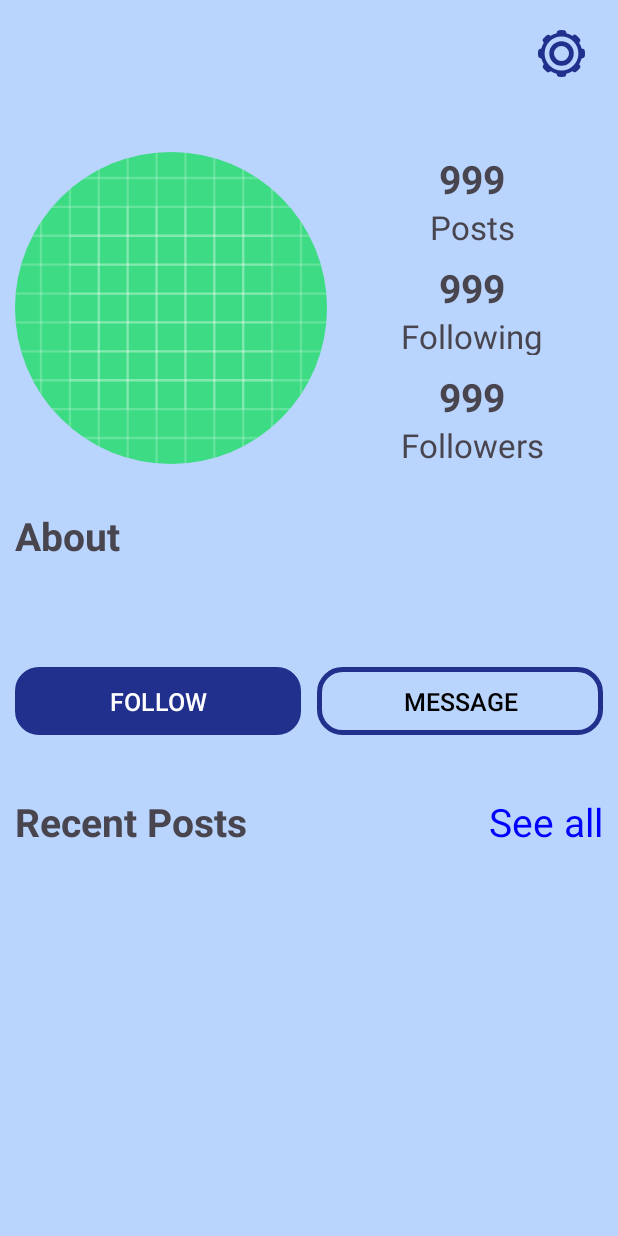
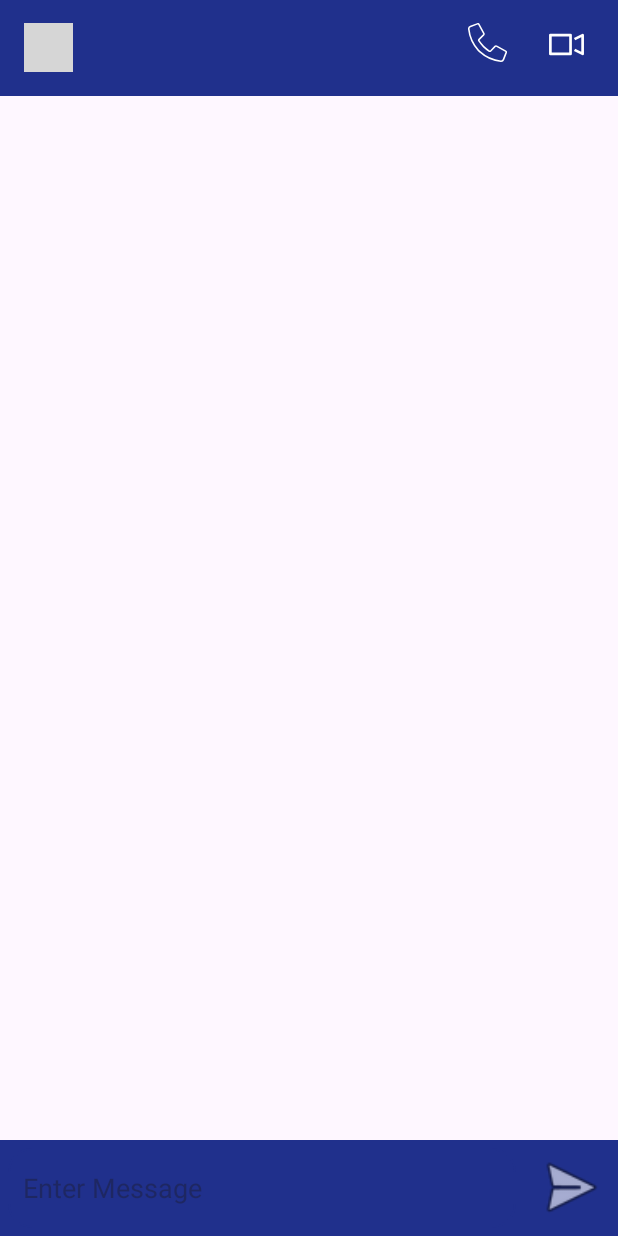
Before and after one commit to Ananad-Bhatt/Whisper, an Android app: the UserProfileActivity screen opened directly, with no data from a screen before it, after a tap on "MESSAGE", on a phone screen of 412 x 824 dp. Run offline under Robolectric (Android 15) with nearby library versions, the phone set to English and light mode, and no system bars; our stand-ins replace CircleImageView, Firebase (no records; nobody signed in at launch, a user with empty details on screens opened directly), sdp/ssp sizes; pictures from the network do not load; 3 statements that could not run were skipped; grey boxes are pictures that could not be loaded.

Commit message:
Create Chat UI

```diff
--- a/app/src/main/AndroidManifest.xml
+++ b/app/src/main/AndroidManifest.xml
@@ -22,6 +22,9 @@
         android:supportsRtl="true"
         android:theme="@style/Theme.Whisper"
         tools:targetApi="31">
+        <activity
+            android:name=".ChatActivity"
+            android:exported="false" />
         <activity
             android:name=".UserProfileActivity"
             android:exported="false" />
--- a/app/src/main/java/adapters/ChatRecyclerViewAdapter.kt
+++ b/app/src/main/java/adapters/ChatRecyclerViewAdapter.kt
@@ -6,10 +6,10 @@ import android.view.ViewGroup
 import android.widget.ImageView
 import android.widget.TextView
 import androidx.recyclerview.widget.RecyclerView
-import models.ChatModel
+import models.ChatRecyclerModel
 import project.social.whisper.R
 
-class ChatRecyclerViewAdapter(private val usersList:ArrayList<ChatModel>) :
+class ChatRecyclerViewAdapter(private val usersList:ArrayList<ChatRecyclerModel>) :
     RecyclerView.Adapter<ChatRecyclerViewAdapter.ChatViewHolder>() {
 
     override fun onCreateViewHolder(parent: ViewGroup, viewType: Int): ChatViewHolder {
--- a/app/src/main/java/adapters/DatabaseAdapter.kt
+++ b/app/src/main/java/adapters/DatabaseAdapter.kt
@@ -18,6 +18,7 @@ class DatabaseAdapter {
         //DB tables
         var usersTable = Firebase.database.getReference("USERS")
         var userDetailsTable = Firebase.database.getReference("USER_DETAILS")
+        var chatTable = Firebase.database.getReference("CHATS")
 
         //Storage
         var userImage = FirebaseStorage.getInstance().getReference("USER_IMAGES")
--- a/app/src/main/java/fragments/ChatCurrentFragment.kt
+++ b/app/src/main/java/fragments/ChatCurrentFragment.kt
@@ -6,9 +6,8 @@ import androidx.fragment.app.Fragment
 import android.view.LayoutInflater
 import android.view.View
 import android.view.ViewGroup
-import android.widget.Toast
 import androidx.recyclerview.widget.LinearLayoutManager
-import models.ChatModel
+import models.ChatRecyclerModel
 import project.social.whisper.R
 import project.social.whisper.databinding.FragmentChatCurrentBinding
 
@@ -41,24 +40,24 @@ class ChatCurrentFragment : Fragment() {
         // View binding
         val b = FragmentChatCurrentBinding.inflate(inflater, container, false)
 
-        val users = ArrayList<ChatModel>()
+        val users = ArrayList<ChatRecyclerModel>()
 
         b.chatCurrentFragRecyclerView.layoutManager = LinearLayoutManager(activity, LinearLayoutManager.VERTICAL ,false)
 
-        users.add(ChatModel("Het",R.mipmap.ic_launcher_round, "Hello"))
-        users.add(ChatModel("Het2",R.mipmap.ic_launcher_round, "Hello"))
-        users.add(ChatModel("Het3",R.mipmap.ic_launcher_round, "Hello"))
-        users.add(ChatModel("Het4",R.mipmap.ic_launcher_round, "Hello"))
-        users.add(ChatModel("Het5",R.mipmap.ic_launcher_round, "Hello"))
-        users.add(ChatModel("Het6",R.mipmap.ic_launcher_round, "Hello"))
-        users.add(ChatModel("Het7",R.mipmap.ic_launcher_round, "Hello"))
-        users.add(ChatModel("Het8",R.mipmap.ic_launcher_round, "Hello"))
-        users.add(ChatModel("Het9",R.mipmap.ic_launcher_round, "Hello"))
-        users.add(ChatModel("Het10",R.mipmap.ic_launcher_round, "Hello"))
-        users.add(ChatModel("Het11",R.mipmap.ic_launcher_round, "Hello"))
-        users.add(ChatModel("Het12",R.mipmap.ic_launcher_round, "Hello"))
-        users.add(ChatModel("Het13",R.mipmap.ic_launcher_round, "Hello"))
-        users.add(ChatModel("Het14",R.mipmap.ic_launcher_round, "Hello"))
+        users.add(ChatRecyclerModel("Het",R.mipmap.ic_launcher_round, "Hello"))
+        users.add(ChatRecyclerModel("Het2",R.mipmap.ic_launcher_round, "Hello"))
+        users.add(ChatRecyclerModel("Het3",R.mipmap.ic_launcher_round, "Hello"))
+        users.add(ChatRecyclerModel("Het4",R.mipmap.ic_launcher_round, "Hello"))
+        users.add(ChatRecyclerModel("Het5",R.mipmap.ic_launcher_round, "Hello"))
+        users.add(ChatRecyclerModel("Het6",R.mipmap.ic_launcher_round, "Hello"))
+        users.add(ChatRecyclerModel("Het7",R.mipmap.ic_launcher_round, "Hello"))
+        users.add(ChatRecyclerModel("Het8",R.mipmap.ic_launcher_round, "Hello"))
+        users.add(ChatRecyclerModel("Het9",R.mipmap.ic_launcher_round, "Hello"))
+        users.add(ChatRecyclerModel("Het10",R.mipmap.ic_launcher_round, "Hello"))
+        users.add(ChatRecyclerModel("Het11",R.mipmap.ic_launcher_round, "Hello"))
+        users.add(ChatRecyclerModel("Het12",R.mipmap.ic_launcher_round, "Hello"))
+        users.add(ChatRecyclerModel("Het13",R.mipmap.ic_launcher_round, "Hello"))
+        users.add(ChatRecyclerModel("Het14",R.mipmap.ic_launcher_round, "Hello"))
 
         val adapter = ChatRecyclerViewAdapter(users)
 
--- a/app/src/main/java/models/ChatModel.kt
+++ b/app/src/main/java/models/ChatRecyclerModel.kt
@@ -1,6 +1,6 @@
 package models
 
-data class ChatModel(
+data class ChatRecyclerModel(
     val title: String,
     val img: Int, // Resource ID for the image
     val subTitle: String
--- /dev/null
+++ b/app/src/main/java/project/social/whisper/ChatActivity.kt
@@ -0,0 +1,43 @@
+package project.social.whisper
+
+import adapters.DatabaseAdapter
+import androidx.appcompat.app.AppCompatActivity
+import android.os.Bundle
+import com.bumptech.glide.Glide
+import project.social.whisper.databinding.ActivityChatBinding
+
+class ChatActivity : AppCompatActivity() {
+
+    private lateinit var key:String
+    override fun onCreate(savedInstanceState: Bundle?) {
+        super.onCreate(savedInstanceState)
+
+        val b = ActivityChatBinding.inflate(layoutInflater)
+        setContentView(b.root)
+
+        val userName = intent.getStringExtra("userName")
+        val imgUrl = intent.getStringExtra("imgUrl")
+        key = intent.getStringExtra("key").toString()
+
+        b.tvChatActUserName.text = userName
+        Glide.with(this).load(imgUrl).into(b.imgChatActUserImage)
+
+        b.imgChatActSend.setOnClickListener {
+
+            if(b.edtChatActMessage.text.toString().isNotEmpty())
+            {
+                val msg = b.edtChatActMessage.text.toString()
+
+                val senderId = DatabaseAdapter.returnUser()?.uid
+                val recId = key
+
+                val senderRoom = senderId + recId
+                val receiverRoom = recId + senderId
+
+                DatabaseAdapter.chatTable.child(senderRoom).child()
+
+            }
+
+        }
+    }
+}
--- a/app/src/main/java/project/social/whisper/UserProfileActivity.kt
+++ b/app/src/main/java/project/social/whisper/UserProfileActivity.kt
@@ -15,6 +15,7 @@ class UserProfileActivity : AppCompatActivity() {
 
     private lateinit var b:ActivityUserProfileBinding
     private lateinit var imgUrl:String
+    private lateinit var key:String
 
     override fun onCreate(savedInstanceState: Bundle?) {
         super.onCreate(savedInstanceState)
@@ -29,6 +30,11 @@ class UserProfileActivity : AppCompatActivity() {
         findUser(userName)
 
         b.btnProfileActMessage.setOnClickListener {
+            val i = Intent(this, ChatActivity::class.java)
+            i.putExtra("userName",userName)
+            i.putExtra("imgUrl",imgUrl)
+            i.putExtra("key",key)
+            startActivity(i)
         }
 
     }
@@ -39,6 +45,7 @@ class UserProfileActivity : AppCompatActivity() {
 
                 for(s in snapshot.children)
                 {
+                    key = s.key!!
                     if(s.child("USER_NAME").getValue(String::class.java) == userName)
                     {
                         imgUrl = s.child("IMAGE").getValue(String::class.java)?:
--- /dev/null
+++ b/app/src/main/res/drawable/call.xml
@@ -0,0 +1,9 @@
+<vector xmlns:android="http://schemas.android.com/apk/res/android"
+    android:width="@dimen/_20sdp"
+    android:height="@dimen/_20sdp"
+    android:viewportWidth="25"
+    android:viewportHeight="25">
+  <path
+      android:pathData="M21.24,25H21A24.44,24.44 0,0 1,7.16 18.74h0l-0.87,-0.87A24.44,24.44 0,0 1,0 4,2.08 2.08,0 0,1 1.33,1.83L5.82,0.09a1.29,1.29 0,0 1,1.6 0.59l3.15,5.79A1.3,1.3 0,0 1,10.35 8L7.47,10.83a0.29,0.29 0,0 0,0 0.38,29.66 29.66,0 0,0 2.89,3.6 27.16,27.16 0,0 0,3.48 2.77,0.29 0.29,0 0,0 0.37,0L17,14.65a1.3,1.3 0,0 1,1.54 -0.23l5.79,3.15a1.3,1.3 0,0 1,0.59 1.6l-1.74,4.49A2.08,2.08 0,0 1,21.24 25ZM7.85,18a23.43,23.43 0,0 0,13.26 6,1.08 1.08,0 0,0 1.13,-0.69L24,18.82a0.29,0.29 0,0 0,-0.13 -0.36L18.05,15.3a0.29,0.29 0,0 0,-0.35 0.05l-2.83,2.88a1.28,1.28 0,0 1,-1.64 0.17,28.12 28.12,0 0,1 -3.62,-2.89 30.65,30.65 0,0 1,-3 -3.75,1.29 1.29,0 0,1 0.16,-1.65L9.65,7.29a0.29,0.29 0,0 0,0.05 -0.35L6.54,1.15A0.29,0.29 0,0 0,6.18 1L1.69,2.76A1.08,1.08 0,0 0,1 3.89,23.44 23.44,0 0,0 7,17.16Z"
+      android:fillColor="@color/white"/>
+</vector>
--- /dev/null
+++ b/app/src/main/res/drawable/video.xml
@@ -0,0 +1,16 @@
+<vector xmlns:android="http://schemas.android.com/apk/res/android"
+    android:width="@dimen/_22sdp"
+    android:height="@dimen/_22sdp"
+    android:viewportWidth="32"
+    android:viewportHeight="32">
+  <path
+      android:pathData="M4,9h15v14h-15z"
+      android:strokeLineJoin="round"
+      android:strokeWidth="2"
+      android:strokeColor="@color/white"/>
+  <path
+      android:pathData="M22,12l6,-3l0,14l-6,-3"
+      android:strokeLineJoin="round"
+      android:strokeWidth="2"
+      android:strokeColor="@color/white"/>
+</vector>
--- /dev/null
+++ b/app/src/main/res/layout/activity_chat.xml
@@ -0,0 +1,97 @@
+<?xml version="1.0" encoding="utf-8"?>
+<RelativeLayout xmlns:android="http://schemas.android.com/apk/res/android"
+    xmlns:app="http://schemas.android.com/apk/res-auto"
+    xmlns:tools="http://schemas.android.com/tools"
+    android:layout_width="match_parent"
+    android:layout_height="match_parent"
+    tools:context=".ChatActivity">
+
+    <com.google.android.material.appbar.AppBarLayout
+        android:id="@+id/search_act_app_bar"
+        android:layout_width="match_parent"
+        android:layout_height="wrap_content"
+        android:layout_alignParentTop="true">
+
+        <androidx.appcompat.widget.Toolbar
+            android:id="@+id/tb_chat_act"
+            android:layout_width="match_parent"
+            android:layout_height="?actionBarSize"
+            android:background="@color/main_act_primary">
+
+            <LinearLayout
+                android:id="@+id/ll_chat_act_top"
+                android:layout_width="match_parent"
+                android:layout_height="wrap_content">
+
+                <de.hdodenhof.circleimageview.CircleImageView
+                    android:id="@+id/img_chat_act_user_image"
+                    android:layout_width="@dimen/_25sdp"
+                    android:layout_height="@dimen/_25sdp"
+                    android:src="@mipmap/ic_launcher"/>
+
+                <TextView
+                    android:id="@+id/tv_chat_act_user_name"
+                    android:layout_width="0dp"
+                    android:layout_height="wrap_content"
+                    android:textSize="@dimen/_17ssp"
+                    android:text="@string/app_name"
+                    android:layout_marginStart="10dp"
+                    android:layout_weight="1"
+                    android:textColor="@color/white"/>
+
+                <ImageButton
+                    android:id="@+id/ib_chat_act_voice"
+                    android:layout_width="wrap_content"
+                    android:layout_height="wrap_content"
+                    android:background="#00FFFFFF"
+                    android:src="@drawable/call"/>
+
+                <ImageButton
+                    android:id="@+id/ib_chat_act_video"
+                    android:layout_width="wrap_content"
+                    android:layout_height="wrap_content"
+                    android:background="#00FFFFFF"
+                    android:layout_marginStart="25dp"
+                    android:layout_marginEnd="20dp"
+                    android:src="@drawable/video"/>
+
+            </LinearLayout>
+
+        </androidx.appcompat.widget.Toolbar>
+
+    </com.google.android.material.appbar.AppBarLayout>
+
+    <androidx.recyclerview.widget.RecyclerView
+        android:layout_width="match_parent"
+        android:layout_height="wrap_content"
+        android:layout_below="@id/search_act_app_bar"
+        android:layout_above="@id/ll_chat_act_bottom"/>
+
+    <LinearLayout
+        android:id="@+id/ll_chat_act_bottom"
+        android:layout_alignParentBottom="true"
+        android:layout_width="match_parent"
+        android:layout_height="?actionBarSize"
+        android:background="@color/main_act_primary">
+
+        <EditText
+            android:id="@+id/edt_chat_act_message"
+            android:layout_width="match_parent"
+            android:layout_height="match_parent"
+            android:inputType="text"
+            android:layout_margin="@dimen/_4sdp"
+            android:layout_weight="1"
+            android:background="@drawable/edt_back"
+            android:padding="10dp"
+            android:hint="@string/enter_message" />
+
+        <ImageView
+            android:id="@+id/img_chat_act_send"
+            android:layout_width="@dimen/_40sdp"
+            android:layout_height="@dimen/_40sdp"
+            android:layout_margin="@dimen/_4sdp"
+            android:layout_weight="0"
+            android:background="@android:drawable/ic_menu_send" />
+    </LinearLayout>
+
+</RelativeLayout>
--- a/app/src/main/res/values/strings.xml
+++ b/app/src/main/res/values/strings.xml
@@ -55,4 +55,7 @@
     <string name="message">Message</string>
     <string name="recent_posts">Recent Posts</string>
     <string name="see_all">See all </string>
+
+<!--    Chat activity-->
+    <string name="enter_message">Enter Message</string>
 </resources>
```
Also changed, not shown: 2 other files.
